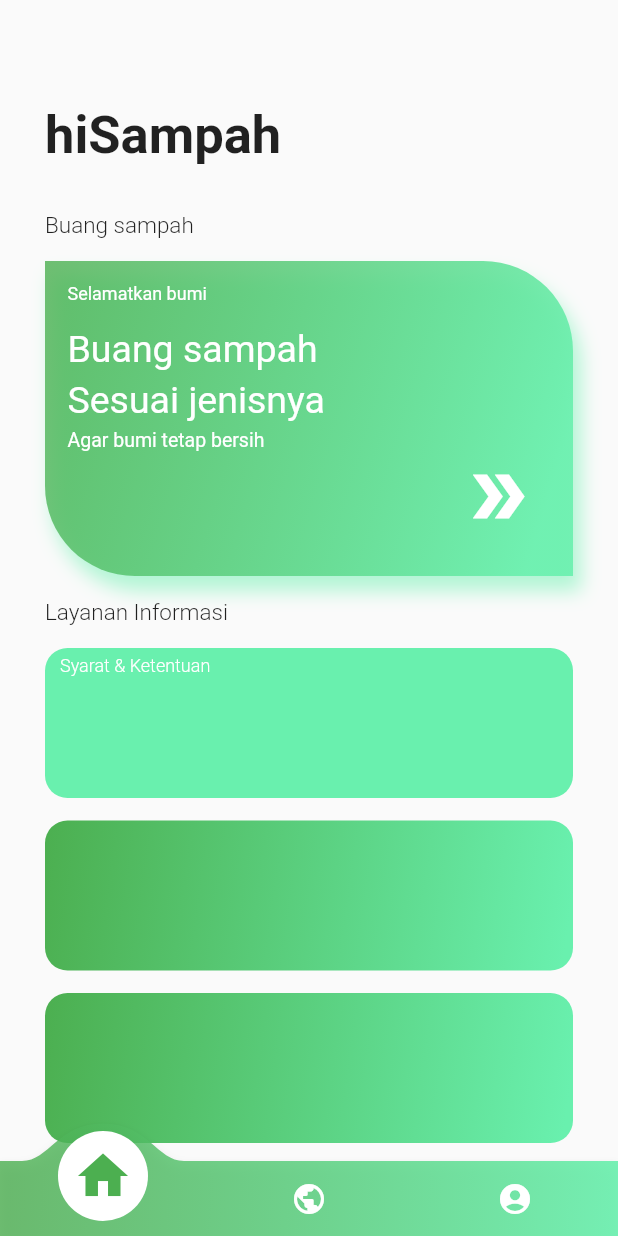
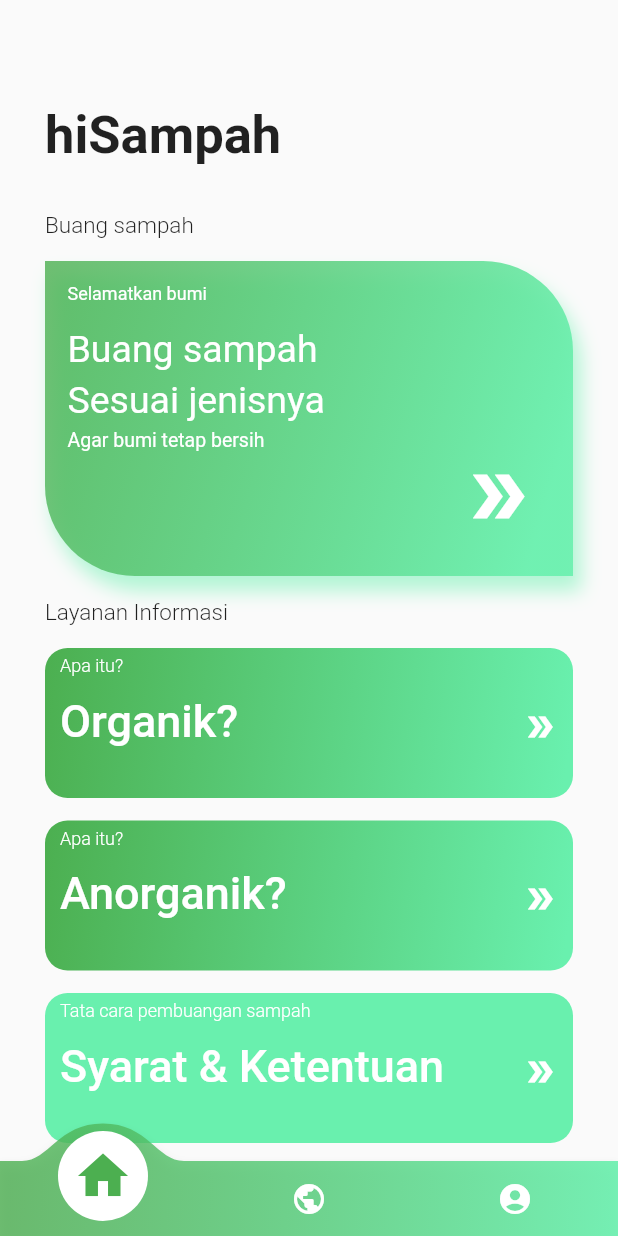
Before and after one commit to Habibakbar28/Capstone, a Flutter app: the screen it shows after launch, on a phone screen of 412 x 824 dp. Run offline on Flutter 3.47's test engine with Material 2 defaults, Android fonts, the phone set to English and light mode, and no system bars; drawn by our look-alikes of convex_bottom_bar.

Commit message:
Update first_page.dart
coba update

```diff
--- a/sampahku/lib/ui/first_page.dart
+++ b/sampahku/lib/ui/first_page.dart
@@ -118,24 +118,49 @@ class FirstPage extends StatelessWidget {
                   height: 100,
                   width: MediaQuery.of(context).size.width,
                   decoration: BoxDecoration(
-                  color: Colors.greenAccent,
-                  borderRadius: BorderRadius.all(Radius.circular(15))
+                      borderRadius: BorderRadius.all(Radius.circular(15)),
+                      gradient: LinearGradient(
+                          colors: [
+                            Colors.green,
+                            Colors.greenAccent,
+                          ],
+                          begin: Alignment.topLeft,
+                          end: Alignment.centerRight
+                      )
                   ),
-                child: Column(
+                  child: Container(
+                    child: Row(
+                      children: [
+                        Column(
                           crossAxisAlignment: CrossAxisAlignment.start,
                           children: [
-                    Text('Syarat & Ketentuan',
+                            Text('Apa itu?',
                               style: TextStyle(
                                   fontSize: 12,
                                   fontWeight: FontWeight.w300,
                                   color: Colors.white
                               ),),
+                            SizedBox(height: 12,),
+                            Text('Organik?',
+                              style: TextStyle(
+                                  fontSize: 30,
+                                  fontWeight: FontWeight.w500,
+                                  color: Colors.white
+                              ),)
                           ],
+                        ),
+                        Expanded(child: Container()),
+                        Icon(
+                          Icons.double_arrow_sharp,
+                          color: Colors.white,
+                        )
+                      ],
+                    ),
                   ),
                 ),
                 SizedBox(height: 15,),
                 Container(
-                padding: EdgeInsets.only(left: 10, right: 10),
+                  padding: EdgeInsets.only(left: 10, right: 10, top: 5),
                   height: 100,
                   width: MediaQuery.of(context).size.width,
                   decoration: BoxDecoration(
@@ -149,21 +174,73 @@ class FirstPage extends StatelessWidget {
                           end: Alignment.centerRight
                       )
                   ),
+                  child: Container(
+                    child: Row(
+                      children: [
+                        Column(
+                          crossAxisAlignment: CrossAxisAlignment.start,
+                          children: [
+                            Text('Apa itu?',
+                              style: TextStyle(
+                                  fontSize: 12,
+                                  fontWeight: FontWeight.w300,
+                                  color: Colors.white
+                              ),),
+                            SizedBox(height: 12,),
+                            Text('Anorganik?',
+                              style: TextStyle(
+                                  fontSize: 30,
+                                  fontWeight: FontWeight.w500,
+                                  color: Colors.white
+                              ),)
+                          ],
+                        ),
+                        Expanded(child: Container()),
+                        Icon(
+                          Icons.double_arrow_sharp,
+                          color: Colors.white,
+                        )
+                      ],
+                    ),
+                  ),
                 ),
                 SizedBox(height: 15,),
                 Container(
+                  padding: EdgeInsets.only(left: 10, right: 10, top: 5),
                   height: 100,
                   width: MediaQuery.of(context).size.width,
                   decoration: BoxDecoration(
-                  borderRadius: BorderRadius.all(Radius.circular(15)),
-                  gradient: LinearGradient(
-                    colors: [
-                      Colors.green,
-                      Colors.greenAccent,
+                      color: Colors.greenAccent,
+                      borderRadius: BorderRadius.all(Radius.circular(15))
+                  ),
+                  child: Container(
+                    child: Row(
+                      children: [
+                        Column(
+                          crossAxisAlignment: CrossAxisAlignment.start,
+                          children: [
+                            Text('Tata cara pembuangan sampah',
+                              style: TextStyle(
+                                  fontSize: 12,
+                                  fontWeight: FontWeight.w300,
+                                  color: Colors.white
+                              ),),
+                            SizedBox(height: 12,),
+                            Text('Syarat & Ketentuan',
+                              style: TextStyle(
+                                  fontSize: 30,
+                                  fontWeight: FontWeight.w500,
+                                  color: Colors.white
+                              ),)
                           ],
-                    begin: Alignment.topLeft,
-                    end: Alignment.centerRight
+                        ),
+                        Expanded(child: Container()),
+                        Icon(
+                          Icons.double_arrow_sharp,
+                          color: Colors.white,
                         )
+                      ],
+                    ),
                   ),
                 ),
               ],
```
Lines whose indentation alone changed are shown as unchanged.
